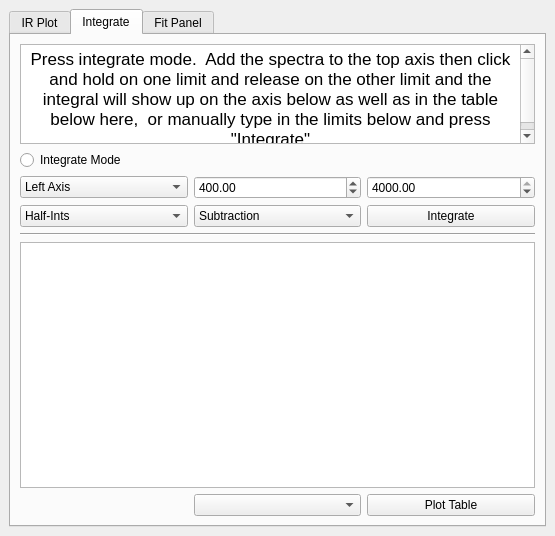
Above: src/Ui_Files/DockWidgets/Ui/dw_FTIR.ui from austinmcano/GGG before the change. Below: the same form after it.
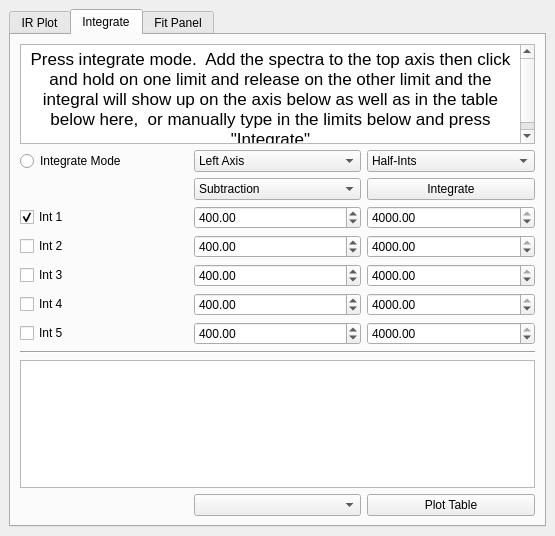
That is the form after the change. The open tabs and pages were chosen to show the change.

Commit message: oh lots of stuff... FTIR updates to integration, some SE QMS updates and a few other random things

What changed in the file:
```diff
--- a/src/Ui_Files/DockWidgets/Ui/dw_FTIR.ui
+++ b/src/Ui_Files/DockWidgets/Ui/dw_FTIR.ui
@@ -216,6 +216,63 @@
         <string>Integrate</string>
        </attribute>
        <layout class="QGridLayout" name="gridLayout_4">
+        <item row="5" column="5">
+         <widget class="QDoubleSpinBox" name="max1_sb">
+          <property name="maximum">
+           <double>4000.000000000000000</double>
+          </property>
+          <property name="value">
+           <double>4000.000000000000000</double>
+          </property>
+         </widget>
+        </item>
+        <item row="2" column="4">
+         <widget class="QComboBox" name="int_type_cb">
+          <item>
+           <property name="text">
+            <string>Subtraction</string>
+           </property>
+          </item>
+          <item>
+           <property name="text">
+            <string>Subtraction_C</string>
+           </property>
+          </item>
+          <item>
+           <property name="text">
+            <string>Difference</string>
+           </property>
+          </item>
+          <item>
+           <property name="text">
+            <string>Absolute</string>
+           </property>
+          </item>
+         </widget>
+        </item>
+        <item row="7" column="4">
+         <widget class="QDoubleSpinBox" name="min3_sb">
+          <property name="maximum">
+           <double>4000.000000000000000</double>
+          </property>
+          <property name="value">
+           <double>400.000000000000000</double>
+          </property>
+         </widget>
+        </item>
+        <item row="2" column="5">
+         <widget class="QPushButton" name="integrate_pb">
+          <property name="maximumSize">
+           <size>
+            <width>16777215</width>
+            <height>16777215</height>
+           </size>
+          </property>
+          <property name="text">
+           <string>Integrate</string>
+          </property>
+         </widget>
+        </item>
         <item row="0" column="3" colspan="3">
          <widget class="QTextBrowser" name="textBrowser">
           <property name="sizePolicy">
@@ -239,7 +296,55 @@
           </property>
          </widget>
         </item>
-        <item row="7" column="3" rowspan="4" colspan="3">
+        <item row="8" column="5">
+         <widget class="QDoubleSpinBox" name="max4_sb">
+          <property name="maximum">
+           <double>4000.000000000000000</double>
+          </property>
+          <property name="value">
+           <double>4000.000000000000000</double>
+          </property>
+         </widget>
+        </item>
+        <item row="8" column="3">
+         <widget class="QCheckBox" name="integrate4_cb">
+          <property name="text">
+           <string>Int 4</string>
+          </property>
+         </widget>
+        </item>
+        <item row="6" column="3">
+         <widget class="QCheckBox" name="integrate2_cb">
+          <property name="text">
+           <string>Int 2</string>
+          </property>
+         </widget>
+        </item>
+        <item row="7" column="3">
+         <widget class="QCheckBox" name="integrate3_cb">
+          <property name="text">
+           <string>Int 3</string>
+          </property>
+         </widget>
+        </item>
+        <item row="10" column="3" colspan="3">
+         <widget class="Line" name="line_3">
+          <property name="orientation">
+           <enum>Qt::Horizontal</enum>
+          </property>
+         </widget>
+        </item>
+        <item row="16" column="4">
+         <widget class="QComboBox" name="tabley_cb"/>
+        </item>
+        <item row="16" column="5">
+         <widget class="QPushButton" name="plottable_pb">
+          <property name="text">
+           <string>Plot Table</string>
+          </property>
+         </widget>
+        </item>
+        <item row="12" column="3" rowspan="4" colspan="3">
          <widget class="QTableWidget" name="tableWidget">
           <property name="minimumSize">
            <size>
@@ -261,71 +366,7 @@
           </property>
          </widget>
         </item>
-        <item row="2" column="5">
-         <widget class="QDoubleSpinBox" name="max_sb">
-          <property name="maximum">
-           <double>4000.000000000000000</double>
-          </property>
-          <property name="value">
-           <double>4000.000000000000000</double>
-          </property>
-         </widget>
-        </item>
-        <item row="2" column="4">
-         <widget class="QDoubleSpinBox" name="min_sb">
-          <property name="maximum">
-           <double>4000.000000000000000</double>
-          </property>
-          <property name="value">
-           <double>400.000000000000000</double>
-          </property>
-         </widget>
-        </item>
-        <item row="4" column="5">
-         <widget class="QPushButton" name="integrate_pb">
-          <property name="maximumSize">
-           <size>
-            <width>16777215</width>
-            <height>16777215</height>
-           </size>
-          </property>
-          <property name="text">
-           <string>Integrate</string>
-          </property>
-         </widget>
-        </item>
-        <item row="4" column="4">
-         <widget class="QComboBox" name="int_type_cb">
-          <item>
-           <property name="text">
-            <string>Subtraction</string>
-           </property>
-          </item>
-          <item>
-           <property name="text">
-            <string>Subtraction_C</string>
-           </property>
-          </item>
-          <item>
-           <property name="text">
-            <string>Difference</string>
-           </property>
-          </item>
-          <item>
-           <property name="text">
-            <string>Absolute</string>
-           </property>
-          </item>
-         </widget>
-        </item>
-        <item row="5" column="3" colspan="3">
-         <widget class="Line" name="line_3">
-          <property name="orientation">
-           <enum>Qt::Horizontal</enum>
-          </property>
-         </widget>
-        </item>
-        <item row="4" column="3">
+        <item row="1" column="5">
          <widget class="QComboBox" name="xaxis_cb">
           <item>
            <property name="text">
@@ -339,7 +380,17 @@
           </item>
          </widget>
         </item>
-        <item row="2" column="3">
+        <item row="7" column="5">
+         <widget class="QDoubleSpinBox" name="max3_sb">
+          <property name="maximum">
+           <double>4000.000000000000000</double>
+          </property>
+          <property name="value">
+           <double>4000.000000000000000</double>
+          </property>
+         </widget>
+        </item>
+        <item row="1" column="4">
          <widget class="QComboBox" name="leftrightaxis_cb">
           <property name="maximumSize">
            <size>
@@ -359,23 +410,90 @@
           </item>
          </widget>
         </item>
-        <item row="1" column="3" colspan="3">
+        <item row="5" column="3">
+         <widget class="QCheckBox" name="integrate1_cb">
+          <property name="text">
+           <string>Int 1</string>
+          </property>
+          <property name="checked">
+           <bool>true</bool>
+          </property>
+         </widget>
+        </item>
+        <item row="1" column="3">
          <widget class="QRadioButton" name="integratemode_rb">
           <property name="text">
            <string>Integrate Mode</string>
           </property>
          </widget>
         </item>
-        <item row="11" column="5">
-         <widget class="QPushButton" name="plottable_pb">
+        <item row="6" column="4">
+         <widget class="QDoubleSpinBox" name="min2_sb">
+          <property name="maximum">
+           <double>4000.000000000000000</double>
+          </property>
+          <property name="value">
+           <double>400.000000000000000</double>
+          </property>
+         </widget>
+        </item>
+        <item row="5" column="4">
+         <widget class="QDoubleSpinBox" name="min1_sb">
+          <property name="maximum">
+           <double>4000.000000000000000</double>
+          </property>
+          <property name="value">
+           <double>400.000000000000000</double>
+          </property>
+         </widget>
+        </item>
+        <item row="6" column="5">
+         <widget class="QDoubleSpinBox" name="max2_sb">
+          <property name="maximum">
+           <double>4000.000000000000000</double>
+          </property>
+          <property name="value">
+           <double>4000.000000000000000</double>
+          </property>
+         </widget>
+        </item>
+        <item row="9" column="4">
+         <widget class="QDoubleSpinBox" name="min5_sb">
+          <property name="maximum">
+           <double>4000.000000000000000</double>
+          </property>
+          <property name="value">
+           <double>400.000000000000000</double>
+          </property>
+         </widget>
+        </item>
+        <item row="8" column="4">
+         <widget class="QDoubleSpinBox" name="min4_sb">
+          <property name="maximum">
+           <double>4000.000000000000000</double>
+          </property>
+          <property name="value">
+           <double>400.000000000000000</double>
+          </property>
+         </widget>
+        </item>
+        <item row="9" column="5">
+         <widget class="QDoubleSpinBox" name="max5_sb">
+          <property name="maximum">
+           <double>4000.000000000000000</double>
+          </property>
+          <property name="value">
+           <double>4000.000000000000000</double>
+          </property>
+         </widget>
+        </item>
+        <item row="9" column="3">
+         <widget class="QCheckBox" name="integrate5_cb">
           <property name="text">
-           <string>Plot Table</string>
+           <string>Int 5</string>
           </property>
          </widget>
         </item>
-        <item row="11" column="4">
-         <widget class="QComboBox" name="tabley_cb"/>
-        </item>
        </layout>
       </widget>
       <widget class="QWidget" name="tab_4">
```
The commit also changes 11 other files.
